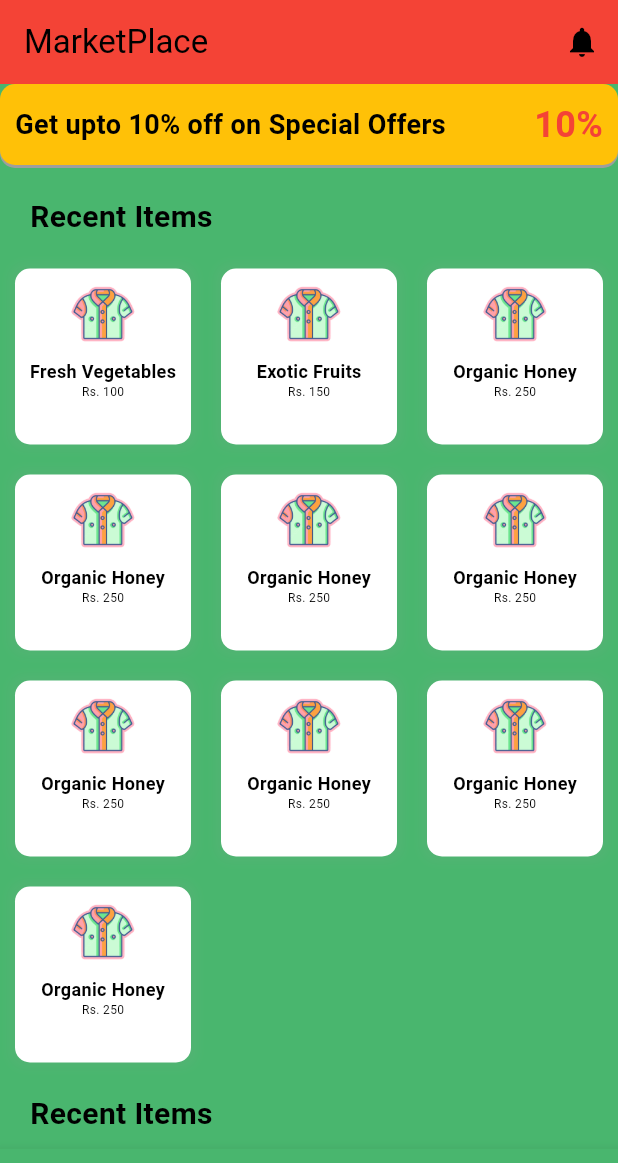
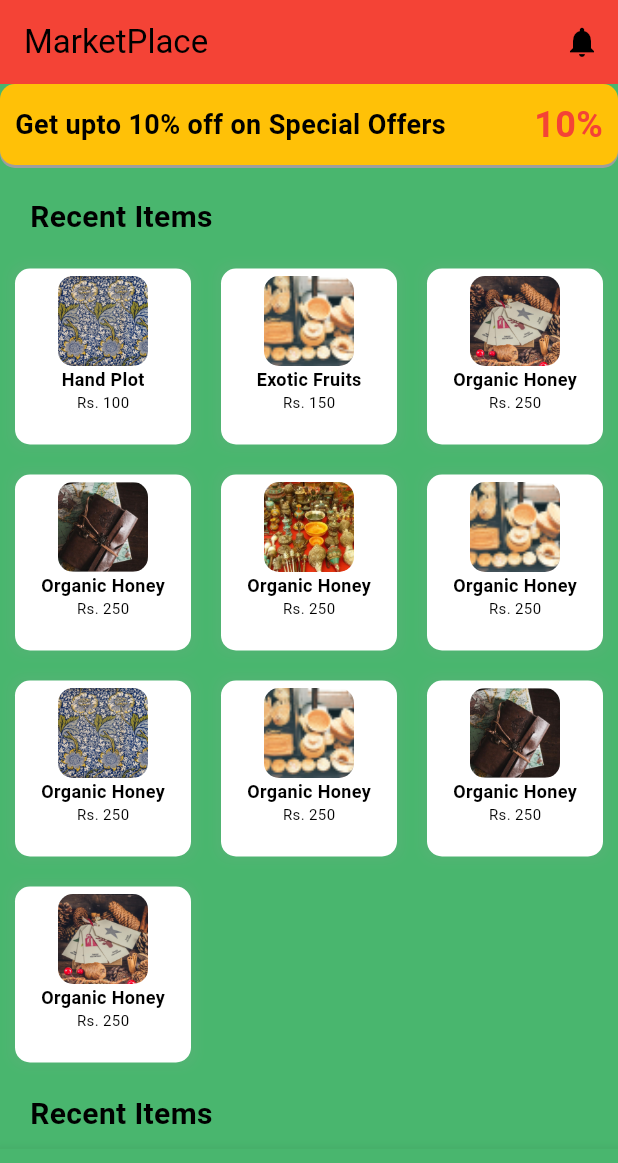
Before and after one commit to binod634/Food-2-hungry, a Flutter app: the uiTestStatefulState screen opened directly, on a phone screen of 412 x 824 dp. Shown: the top 1163 px of the screen. Run offline on Flutter 3.47's test engine with Material 3 defaults, Android fonts, the phone set to English and light mode, and no system bars; our stand-ins replace flutter_image_compress, flutter_native_image, geolocator, image_picker; missing offline and left inert: ftpconnect, mysql1; network calls fail.

Commit message:
added design: Market Place.

```diff
--- a/lib/main.dart
+++ b/lib/main.dart
@@ -1,7 +1,8 @@
 import 'package:flutter/material.dart';
+import 'package:food_2_hunger/Login/login.dart';
 import 'package:food_2_hunger/uitest/marketplace.dart';
 
 void main() {
   WidgetsFlutterBinding.ensureInitialized();
-  runApp(const MarketPlace());
+  runApp(const AppLogin());
 }
--- a/lib/uitest/marketplace.dart
+++ b/lib/uitest/marketplace.dart
@@ -23,16 +23,16 @@ class uiTestStatefulState extends StatefulWidget {
 
 class _uiTestStateful extends State<uiTestStatefulState> {
   final List<Map<String, String>> specialOffers = [
-    {'name': 'Fresh Vegetables', 'price': 'Rs. 100'},
-    {'name': 'Exotic Fruits', 'price': 'Rs. 150'},
-    {'name': 'Organic Honey', 'price': 'Rs. 250'},
-    {'name': 'Organic Honey', 'price': 'Rs. 250'},
-    {'name': 'Organic Honey', 'price': 'Rs. 250'},
-    {'name': 'Organic Honey', 'price': 'Rs. 250'},
-    {'name': 'Organic Honey', 'price': 'Rs. 250'},
-    {'name': 'Organic Honey', 'price': 'Rs. 250'},
-    {'name': 'Organic Honey', 'price': 'Rs. 250'},
-    {'name': 'Organic Honey', 'price': 'Rs. 250'},
+    {'name': 'Hand Plot', 'price': 'Rs. 100', 'image': "assets/cloth.png"},
+    {'name': 'Exotic Fruits', 'price': 'Rs. 150', 'image': "assets/plot.png"},
+    {'name': 'Organic Honey', 'price': 'Rs. 250', 'image': "assets/card.png"},
+    {'name': 'Organic Honey', 'price': 'Rs. 250', 'image': "assets/purse.png"},
+    {'name': 'Organic Honey', 'price': 'Rs. 250', 'image': "assets/plot1.png"},
+    {'name': 'Organic Honey', 'price': 'Rs. 250', 'image': "assets/plot.png"},
+    {'name': 'Organic Honey', 'price': 'Rs. 250', 'image': "assets/cloth.png"},
+    {'name': 'Organic Honey', 'price': 'Rs. 250', 'image': "assets/plot.png"},
+    {'name': 'Organic Honey', 'price': 'Rs. 250', 'image': "assets/purse.png"},
+    {'name': 'Organic Honey', 'price': 'Rs. 250', 'image': "assets/card.png"},
   ];
 
   @override
@@ -84,10 +84,20 @@ Widget _buildSpecialOfferItem(Map<String, String> item) {
           child: Center(
             child: Column(
               children: <Widget>[
+                const SizedBox(
+                  height: 5,
+                ),
                 SizedBox(
                   height: 60,
-                  child: Image.asset(
-                    'assets/clothesorg.png',
+                  width: 60,
+                  child: ClipRRect(
+                    borderRadius: BorderRadius.circular(
+                        10), // Adjust the radius as needed
+                    child: Image.asset(
+                      item['image']!,
+                      fit: BoxFit
+                          .cover, // Use cover to fill the curved container
+                    ),
                   ),
                 ),
                 Text(
@@ -100,7 +110,7 @@ Widget _buildSpecialOfferItem(Map<String, String> item) {
                 Text(
                   item['price']!,
                   style: const TextStyle(
-                    fontSize: 8.0,
+                    fontSize: 10.0,
                   ),
                 ),
               ],
--- a/pubspec.yaml
+++ b/pubspec.yaml
@@ -40,6 +40,12 @@ flutter:
   - assets/educationorg.png
   - assets/foodorg.png
 
+  - assets/card.png
+  - assets/cloth.png
+  - assets/plot.png
+  - assets/plot1.png
+  - assets/purse.png
+
 
   fonts:
     - family: joti
```
Also changed, not shown: lib/Login/login.dart (+16 -7 lines), lib/uitest/listing.dart (+47 -29 lines), assets/card.png (added), assets/cloth.png (added), assets/plot.png (added), assets/plot1.png (added), assets/purse.png (added), flutter_01.png (added).
